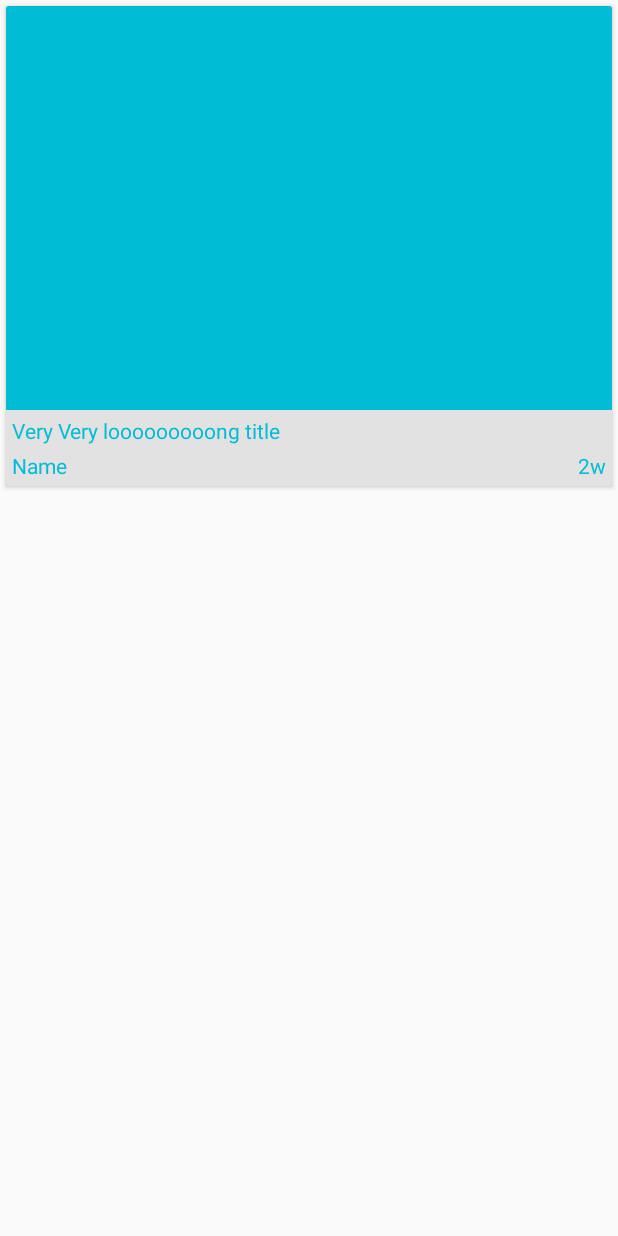
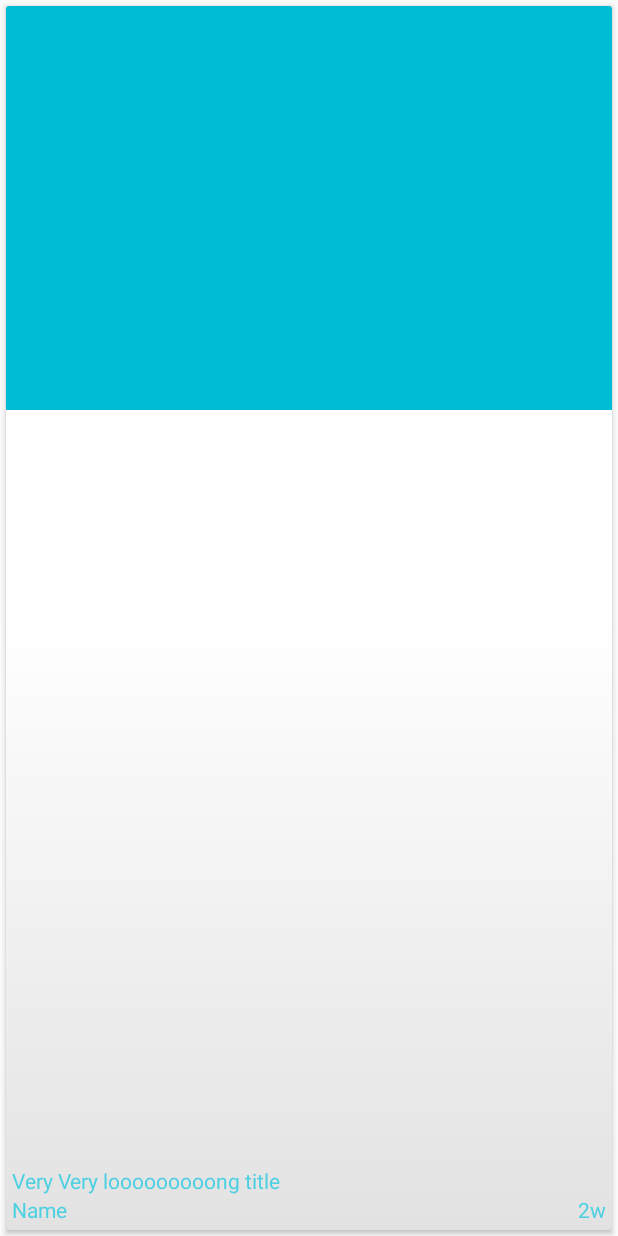
Before and after one commit to abhijeetburle/andriod-nanodegree-xyzreader, an Android app: the layout list_item_article.xml on its own in the app's theme, with its tools: preview values and no code run, on a phone screen of 412 x 824 dp. Run offline under Robolectric (Android 15) with nearby library versions, the phone set to English and light mode, and no system bars.

Commit message:
[develop] Modified the layout by changing the column view and adding scim to display the text on image.

```diff
--- /dev/null
+++ b/XYZReader/src/main/res/drawable/scim.xml
@@ -0,0 +1,10 @@
+<?xml version="1.0" encoding="utf-8"?>
+<shape xmlns:android="http://schemas.android.com/apk/res/android">
+<gradient
+    android:angle="-90"
+    android:startColor="@color/theme_gradient_001"
+    android:centerColor="@color/theme_gradient_002"
+    android:endColor="@color/theme_gradient_003"
+    android:type="linear"
+/>
+</shape>
--- a/XYZReader/src/main/res/layout/fragment_article_detail.xml
+++ b/XYZReader/src/main/res/layout/fragment_article_detail.xml
@@ -18,12 +18,12 @@
                 android:layout_width="match_parent"
                 android:layout_height="wrap_content"
                 android:background="@color/photo_placeholder">
-                <!--suppress AndroidLintContentDescription -->
                 <ImageView
                     android:id="@+id/photo"
                     android:layout_width="match_parent"
                     android:layout_height="match_parent"
                     android:scaleType="centerCrop"
+                    android:transitionName="@string/transition_pic"
                      />
 
                 <!-- TODO : NEED TO DELETE THIS : START -->
@@ -84,7 +84,7 @@
                     android:layout_marginLeft="@dimen/detail_inner_horiz_margin"
                     android:layout_marginRight="@dimen/detail_inner_horiz_margin"
                     android:paddingBottom="@dimen/detail_body_bottom_margin"
-                    android:textColor="@color/theme_primary"
+                    android:textColor="@color/theme_primary_light"
                     android:textColorLink="@color/theme_accent"
                     android:textSize="@dimen/detail_body_text_size"
                     android:lineSpacingMultiplier="@fraction/detail_body_line_spacing_multiplier" />
--- a/XYZReader/src/main/res/layout/list_item_article.xml
+++ b/XYZReader/src/main/res/layout/list_item_article.xml
@@ -10,12 +10,11 @@
     android:focusable="true"
     android:foreground="?selectableItemBackground">
 
-    <LinearLayout
+    <FrameLayout
         android:id="@+id/thumbnail_layout"
         android:layout_width="match_parent"
-        android:layout_height="wrap_content"
-        android:orientation="vertical"
-        android:background="@color/theme_gradient_003" >
+        android:layout_height="match_parent"
+        >
 
         <!--suppress AndroidLintContentDescription -->
         <com.example.xyzreader.ui.DynamicHeightNetworkImageView
@@ -23,27 +22,35 @@
             android:layout_width="match_parent"
             android:layout_height="match_parent"
             android:scaleType="centerCrop"
-            android:background="@color/photo_placeholder" />
+            android:background="@color/photo_placeholder"
+            android:transitionName="@string/transition_pic"
+            />
+        <View
+            android:layout_width="match_parent"
+            android:layout_height="match_parent"
+            android:background="@drawable/scim"
+         />
 
-
+        <LinearLayout
+            android:layout_width="match_parent"
+            android:layout_height="wrap_content"
+            android:orientation="vertical"
+            android:layout_gravity="bottom"
+            >
         <TextView
             android:id="@+id/article_title"
             android:layout_width="match_parent"
             android:layout_height="wrap_content"
             android:paddingLeft="@dimen/item_padding"
-            android:paddingTop="@dimen/item_padding"
             android:paddingRight="@dimen/item_padding"
-            android:paddingBottom="@dimen/item_padding"
-            android:textColor="@color/theme_primary"
             android:ellipsize="end"
-            android:maxLines="4"
+            android:maxLines="2"
+            android:textColor="@color/theme_primary_light"
             android:text="Very Very looooooooong title"
             />
-
         <LinearLayout
             android:layout_width="match_parent"
             android:layout_height="wrap_content"
-            android:orientation="horizontal"
             >
             <TextView
                 android:id="@+id/article_author"
@@ -52,7 +59,7 @@
                 android:paddingLeft="@dimen/item_padding"
                 android:paddingRight="@dimen/item_padding"
                 android:paddingBottom="@dimen/item_padding"
-                android:textColor="@color/theme_primary"
+                android:textColor="@color/theme_primary_light"
                 android:maxLines="1"
                 android:singleLine="true"
                 android:layout_weight="3"
@@ -66,14 +73,16 @@
                 android:paddingLeft="@dimen/item_padding"
                 android:paddingRight="@dimen/item_padding"
                 android:paddingBottom="@dimen/item_padding"
-                android:textColor="@color/theme_primary"
+                android:textColor="@color/theme_primary_light"
                 android:maxLines="1"
                 android:singleLine="true"
                 android:ellipsize="end"
                 android:layout_gravity="center"
                 android:text="2w"
                 />
+            </LinearLayout>
         </LinearLayout>
-    </LinearLayout>
+
+    </FrameLayout>
 
 </android.support.v7.widget.CardView>
--- a/XYZReader/src/main/res/values-land/macro_layout.xml
+++ b/XYZReader/src/main/res/values-land/macro_layout.xml
@@ -2,4 +2,5 @@
     <!-- detail -->
     <dimen name="detail_photo_height">224dp</dimen>
     <dimen name="detail_inner_horiz_margin">112dp</dimen>
+    <integer name="list_column_count">2</integer>
 </resources>
--- a/XYZReader/src/main/res/values-w800dp/macro_layout.xml
+++ b/XYZReader/src/main/res/values-w800dp/macro_layout.xml
@@ -2,7 +2,7 @@
     <!-- list -->
     <dimen name="list_side_margin">64dp</dimen>
     <dimen name="list_toolbar_side_margin">52dp</dimen> <!-- minus 64 - 12 -->
-    <integer name="list_column_count">3</integer>
+    <integer name="list_column_count">2</integer>
 
     <!-- detail -->
     <dimen name="detail_card_max_width">704dp</dimen>
--- a/XYZReader/src/main/res/values/colors.xml
+++ b/XYZReader/src/main/res/values/colors.xml
@@ -18,6 +18,7 @@
 <resources>
     <color name="photo_placeholder">#00BCD4</color>
 
+    <color name="theme_primary_lighter">#E0F7FA</color>
     <color name="theme_primary_light">#4DD0E1</color>
     <color name="theme_primary">#00BCD4</color>
     <color name="theme_primary_dark">#0097A7</color>
@@ -27,7 +28,7 @@
     <color name="ltgray">#B2EBF2</color>
 
 
-    <color name="theme_white">#00000000</color>
+
     <color name="theme_gradient_001">#00000000</color>
     <color name="theme_gradient_002">#00000000</color>
     <color name="theme_gradient_003">#1d000000</color>
--- a/XYZReader/src/main/res/values/dimens.xml
+++ b/XYZReader/src/main/res/values/dimens.xml
@@ -15,5 +15,6 @@
     <!-- article item -->
     <dimen name="item_margin">4dp</dimen>
     <dimen name="item_padding">4dp</dimen>
+    <dimen name="item_padding_triple">16dp</dimen>
 
 </resources>
--- a/XYZReader/src/main/res/values/macro_layout.xml
+++ b/XYZReader/src/main/res/values/macro_layout.xml
@@ -2,7 +2,7 @@
     <!-- list -->
     <dimen name="list_side_margin">4dp</dimen>
     <dimen name="list_toolbar_side_margin">0dp</dimen>
-    <integer name="list_column_count">2</integer>
+    <integer name="list_column_count">1</integer>
 
     <!-- detail -->
     <bool name="detail_is_card">false</bool>
--- a/XYZReader/src/main/res/values/strings.xml
+++ b/XYZReader/src/main/res/values/strings.xml
@@ -8,5 +8,6 @@
     <string name="action_share">Share</string>
 
     <string name="up">Up</string>
+    <string name="transition_pic">transition_pic</string>
 
 </resources>
```
Also changed, not shown: XYZReader/src/main/java/com/example/xyzreader/ui/ArticleListActivity.java (+15 -3 lines).
